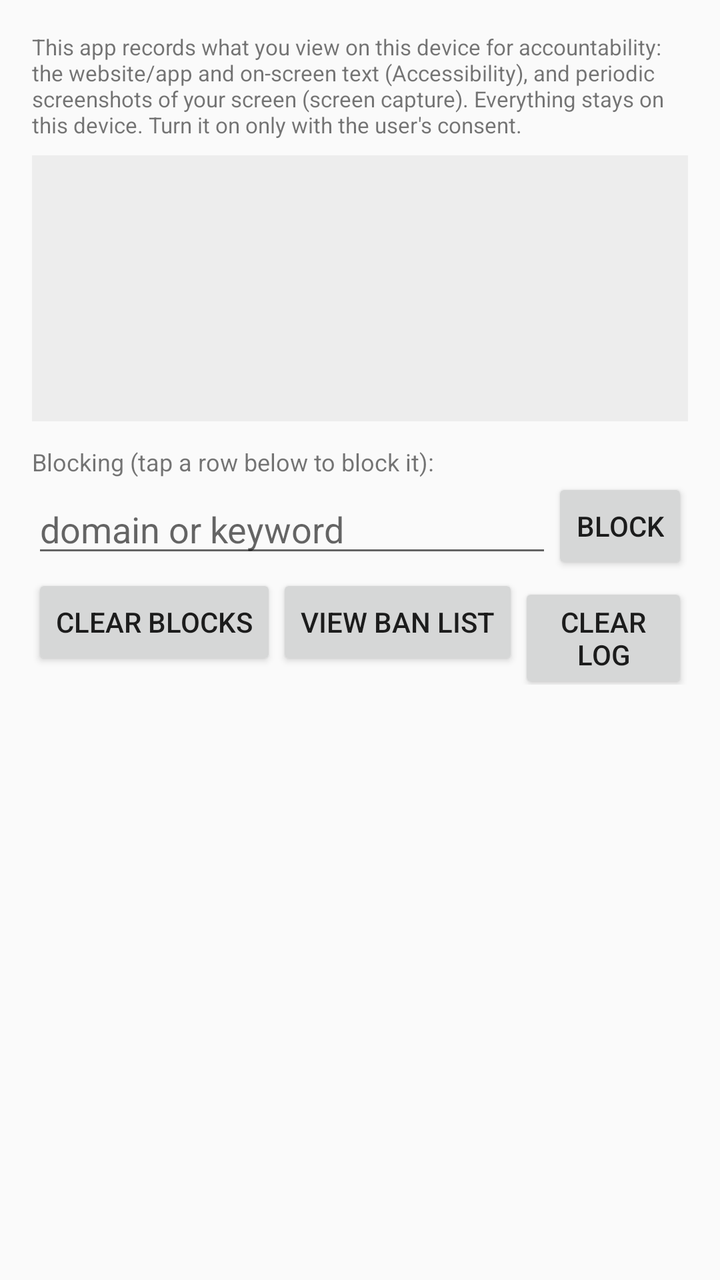
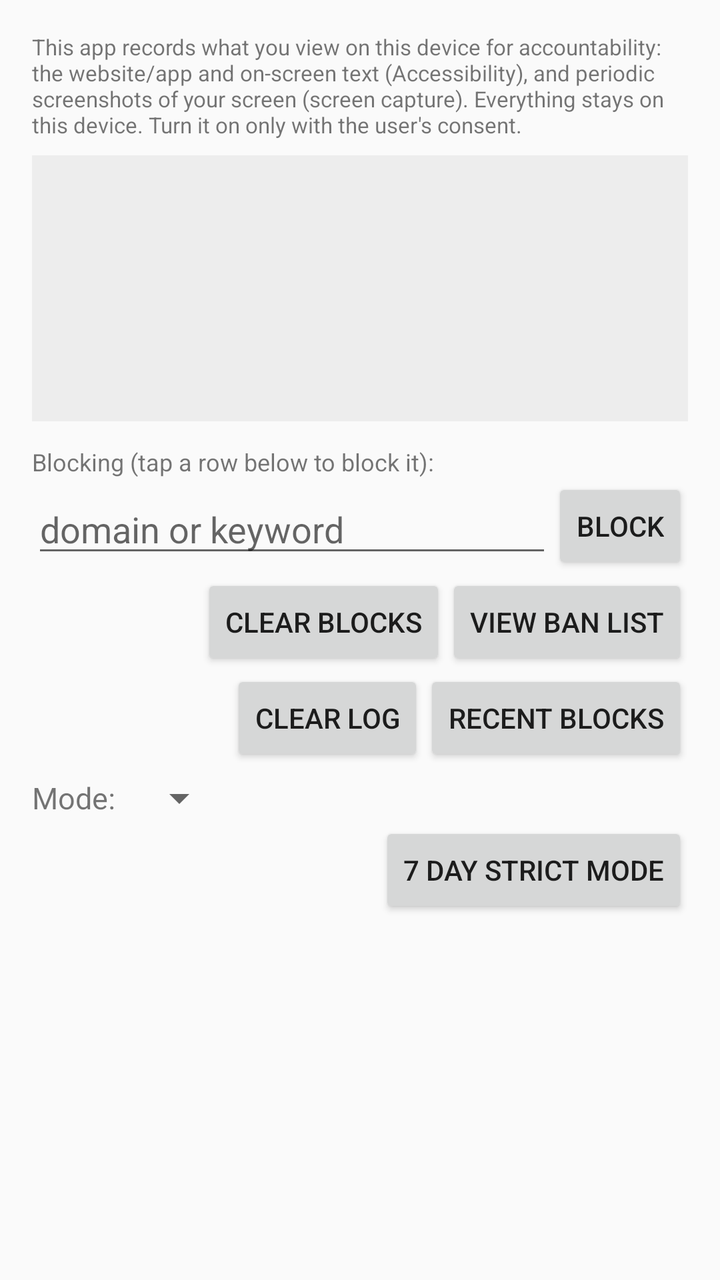

The first picture is an Android layout as it rendered before a commit; the second is the same layout after the commit. The layout source and the unified diff follow.
<!-- AndroidManifest.xml: application theme Theme.WebTrafficMonitor -->
<!-- res/layout/activity_main.xml -->
<?xml version="1.0" encoding="utf-8"?>
<LinearLayout xmlns:android="http://schemas.android.com/apk/res/android"
    android:layout_width="match_parent"
    android:layout_height="match_parent"
    android:orientation="vertical"
    android:padding="16dp">

    <TextView
        android:id="@+id/disclosure"
        android:layout_width="match_parent"
        android:layout_height="wrap_content"
        android:paddingBottom="8dp"
        android:text="@string/disclosure"
        android:textSize="11sp" />

    
    <LinearLayout
        android:layout_width="match_parent"
        android:layout_height="wrap_content"
        android:orientation="vertical"
        android:background="#0D000000"
        android:padding="12dp"
        android:layout_marginBottom="12dp">

        <TextView
            android:id="@+id/status_overlay"
            android:layout_width="match_parent"
            android:layout_height="wrap_content"
            android:clickable="true"
            android:focusable="true"
            android:paddingVertical="8dp"
            android:textSize="15sp" />

        <TextView
            android:id="@+id/status_accessibility"
            android:layout_width="match_parent"
            android:layout_height="wrap_content"
            android:clickable="true"
            android:focusable="true"
            android:paddingVertical="8dp"
            android:textSize="15sp" />

        <TextView
            android:id="@+id/status_lock"
            android:layout_width="match_parent"
            android:layout_height="wrap_content"
            android:clickable="true"
            android:focusable="true"
            android:paddingVertical="8dp"
            android:textSize="15sp" />
    </LinearLayout>

    <TextView
        android:id="@+id/block_rules"
        android:layout_width="match_parent"
        android:layout_height="wrap_content"
        android:text="@string/blocking_label"
        android:textSize="12sp" />

    <LinearLayout
        android:layout_width="match_parent"
        android:layout_height="wrap_content"
        android:gravity="center_vertical"
        android:orientation="horizontal">

        <EditText
            android:id="@+id/input_block"
            android:layout_width="0dp"
            android:layout_height="wrap_content"
            android:layout_weight="1"
            android:hint="@string/block_hint"
            android:imeOptions="actionDone"
            android:inputType="textNoSuggestions"
            android:maxLines="1" />

        <Button
            android:id="@+id/btn_block"
            style="?android:attr/buttonStyleSmall"
            android:layout_width="wrap_content"
            android:layout_height="wrap_content"
            android:text="@string/block" />
    </LinearLayout>

    <LinearLayout
        android:layout_width="match_parent"
        android:layout_height="wrap_content"
        android:gravity="end"
        android:orientation="horizontal">

        <Button
            android:id="@+id/btn_clear_blocks"
            style="?android:attr/buttonStyleSmall"
            android:layout_width="wrap_content"
            android:layout_height="wrap_content"
            android:text="@string/clear_blocks" />

        <Button
            android:id="@+id/btn_ban_list"
            android:layout_width="wrap_content"
            android:layout_height="wrap_content"
            android:text="View ban list" />

        <Button
            android:id="@+id/btn_clear_log"
            style="?android:attr/buttonStyleSmall"
            android:layout_width="wrap_content"
            android:layout_height="wrap_content"
            android:text="@string/clear_log" />
    </LinearLayout>

    <TextView
        android:id="@+id/empty_list"
        android:layout_width="match_parent"
        android:layout_height="wrap_content"
        android:paddingVertical="24dp"
        android:text="@string/empty_list"
        android:textAlignment="center"
        android:visibility="gone" />

    <androidx.recyclerview.widget.RecyclerView
        android:id="@+id/list"
        android:layout_width="match_parent"
        android:layout_height="0dp"
        android:layout_weight="1"
        android:clipToPadding="false"
        android:paddingTop="8dp" />

</LinearLayout>
<!-- resources referenced by this layout -->
<resources>
  <string name="block">Block</string>
  <string name="block_hint">domain or keyword</string>
  <string name="blocking_label">Blocking (tap a row below to block it):</string>
  <string name="clear_blocks">Clear blocks</string>
  <string name="clear_log">Clear log</string>
  <string name="disclosure">This app records what you view on this device for accountability: the website/app and on-screen text (Accessibility), and periodic screenshots of your screen (screen capture). Everything stays on this device. Turn it on only with the user\'s consent.</string>
  <string name="empty_list">Nothing recorded yet. Turn on monitoring above.</string>
  <style name="Theme.WebTrafficMonitor" parent="Theme.AppCompat.Light.NoActionBar" />
</resources>

<!-- the commit's change to res/layout/activity_main.xml (unified diff, before → after) -->
@@ -81,6 +81,7 @@
             android:text="@string/block" />
     </LinearLayout>
 
+    
     <LinearLayout
         android:layout_width="match_parent"
         android:layout_height="wrap_content"
@@ -96,9 +97,19 @@
 
         <Button
             android:id="@+id/btn_ban_list"
+            style="?android:attr/buttonStyleSmall"
             android:layout_width="wrap_content"
             android:layout_height="wrap_content"
             android:text="View ban list" />
+
+    </LinearLayout>
+
+    
+    <LinearLayout
+        android:layout_width="match_parent"
+        android:layout_height="wrap_content"
+        android:gravity="end"
+        android:orientation="horizontal">
 
         <Button
             android:id="@+id/btn_clear_log"
@@ -106,6 +117,49 @@
             android:layout_width="wrap_content"
             android:layout_height="wrap_content"
             android:text="@string/clear_log" />
+
+        <Button
+            android:id="@+id/btn_recent_blocks"
+            style="?android:attr/buttonStyleSmall"
+            android:layout_width="wrap_content"
+            android:layout_height="wrap_content"
+            android:text="Recent blocks" />
+    </LinearLayout>
+
+    
+    <LinearLayout
+        android:layout_width="match_parent"
+        android:layout_height="wrap_content"
+        android:gravity="center_vertical"
+        android:orientation="horizontal"
+        android:paddingTop="4dp">
+
+        <TextView
+            android:layout_width="wrap_content"
+            android:layout_height="wrap_content"
+            android:paddingEnd="8dp"
+            android:text="Mode:"
+            android:textSize="15sp" />
+
+        <Spinner
+            android:id="@+id/spinner_mode"
+            android:layout_width="wrap_content"
+            android:layout_height="wrap_content" />
+    </LinearLayout>
+
+    
+    <LinearLayout
+        android:layout_width="match_parent"
+        android:layout_height="wrap_content"
+        android:gravity="end"
+        android:orientation="horizontal">
+
+        <Button
+            android:id="@+id/btn_strict_week"
+            style="?android:attr/buttonStyleSmall"
+            android:layout_width="wrap_content"
+            android:layout_height="wrap_content"
+            android:text="7 day strict mode" />
     </LinearLayout>
 
     <TextView
